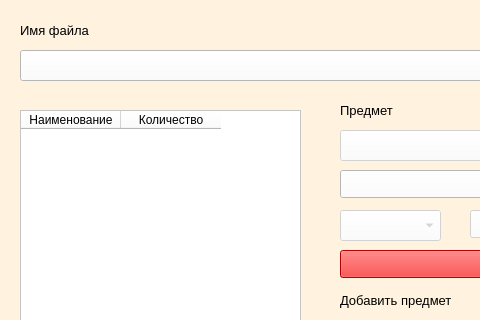
This is frontend/change_plan.ui in saaasssska/helper_by_school as Qt 5 draws it before an edit; both pictures show x 0 to 480 and y 0 to 320 of the 821 by 600 pixel window. The edited form follows.
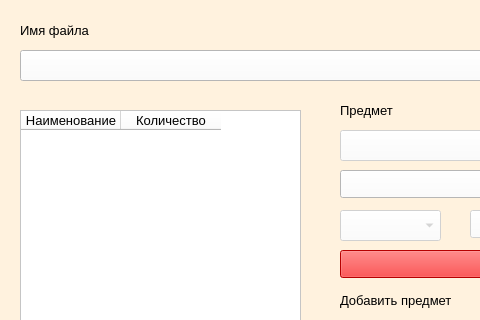
This is the edited form.

```diff
--- a/frontend/change_plan.ui
+++ b/frontend/change_plan.ui
@@ -60,7 +60,7 @@
   </widget>
   <widget class="QTableWidget" name="tableWidget">
    <property name="enabled">
-    <bool>true</bool>
+    <bool>false</bool>
    </property>
    <property name="geometry">
     <rect>
@@ -76,17 +76,28 @@
     </font>
    </property>
    <property name="styleSheet">
-    <string notr="true">background-color: rgb(255, 255, 255);</string>
+    <string notr="true">background-color: rgb(255, 255, 255);
+color: rgb(0, 0, 0);</string>
    </property>
    <column>
     <property name="text">
      <string>Наименование</string>
     </property>
+    <property name="font">
+     <font>
+      <pointsize>10</pointsize>
+     </font>
+    </property>
    </column>
    <column>
     <property name="text">
      <string>Количество</string>
     </property>
+    <property name="font">
+     <font>
+      <pointsize>10</pointsize>
+     </font>
+    </property>
    </column>
   </widget>
   <widget class="QLabel" name="label_2">
```
